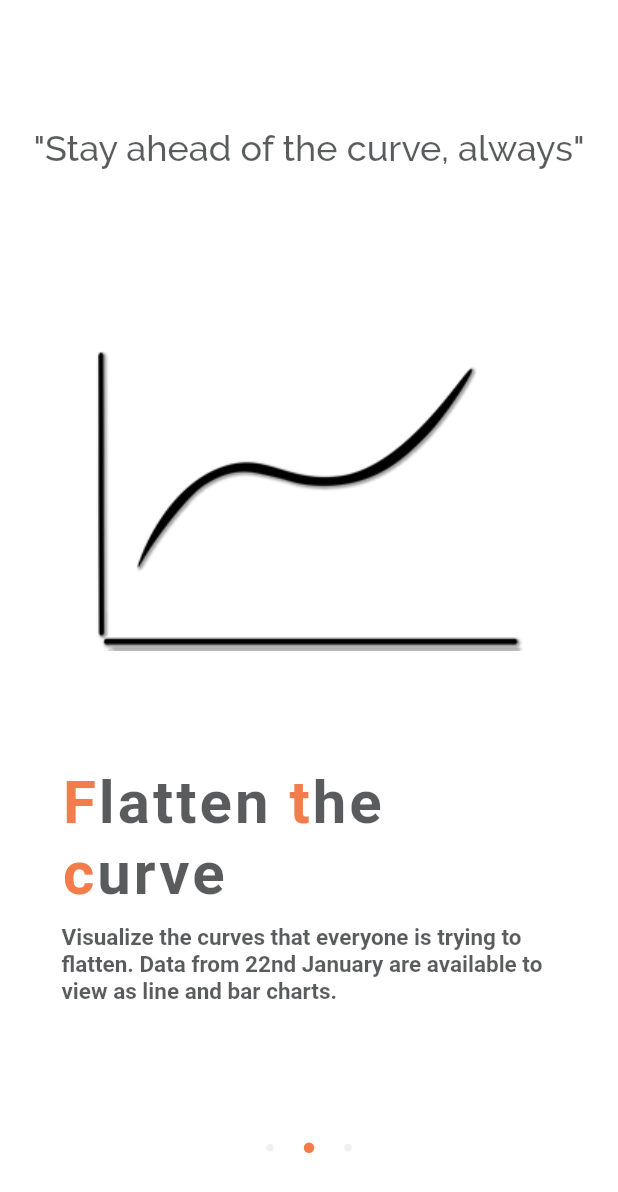
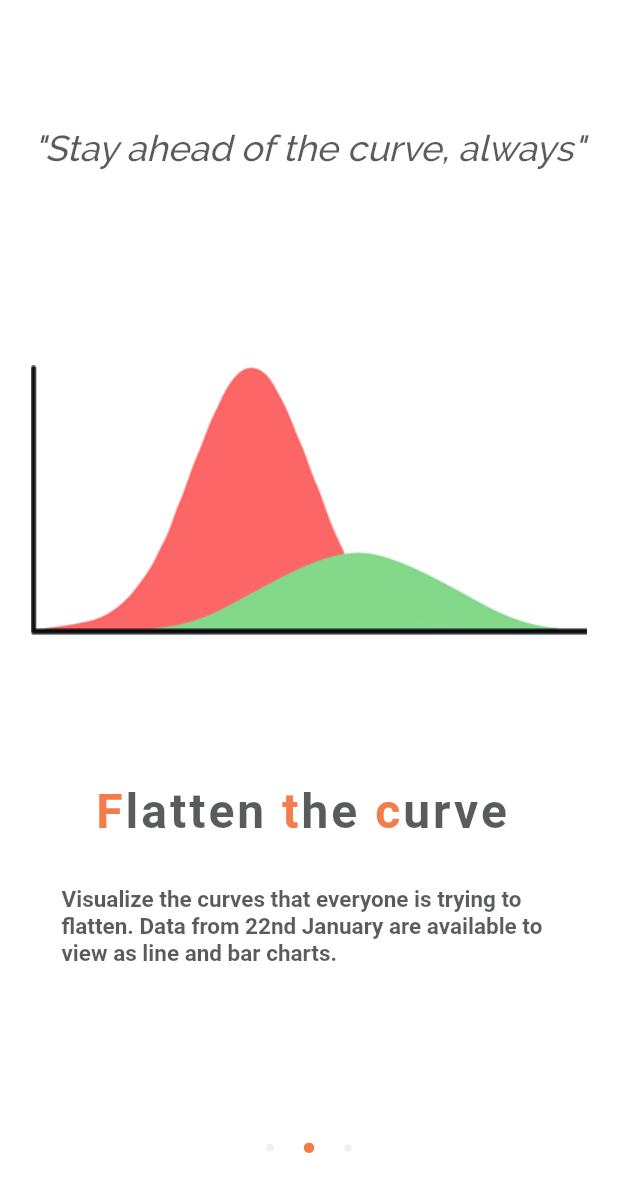
Before and after one commit to arpank10/Covid-19-Flutter, a Flutter app: the screen it shows after launch, swiped to page 2, on a phone screen of 412 x 824 dp. Shown: the top 1192 px of the screen. Run offline on Flutter 3.47's test engine with Material 2 defaults, Android fonts, the light colour scheme and no system bars; drawn by our look-alikes of liquid_swipe; our stand-ins replace fl_chart, flutter_svg, shared_preferences, sqflite; accounts and stored records are empty; network calls fail; Roboto replaces fonts that are missing (Hind); statements that could not run were skipped.

Commit message:
Onboarding screen 2 done

```diff
--- a/lib/Widgets/onboarding.dart
+++ b/lib/Widgets/onboarding.dart
@@ -57,9 +57,9 @@ class _OnboardScreensState extends State<OnboardScreens> {
 
   List<Container> getPages(BuildContext context){
     List<Container> pages = new List();
-    pages.add(getPage(onboardA, 'assets/world-2.png', 0, context));
-    pages.add(getPage(onboardB, 'assets/chart.png', 1, context));
-    pages.add(getPage(onboardC, 'assets/world-1.png', 2, context));
+    pages.add(getPage(onboardA, 'assets/world.png', 0, context));
+    pages.add(getPage(onboardB, 'assets/chart-1.png', 1, context));
+    pages.add(getPage(onboardC, 'assets/world.png', 2, context));
     return pages;
   }
 
@@ -74,10 +74,14 @@ class _OnboardScreensState extends State<OnboardScreens> {
           children: <Widget>[
             Expanded(
               flex: flexTopQuote,
-              child: Center(
-                child: Text(
-                  '"' + onboard_qoutes[index] + '"',
-                  style: TextStyle(fontFamily: 'Raleway', color: textHeadingOtherColor[index], fontSize: 24, fontWeight: FontWeight.w500),
+              child: Padding(
+                padding: EdgeInsets.symmetric(vertical: screenHeight(context, dividedBy: propPaddingLarge)),
+                child: Center(
+                  child: Text(
+                    '"' + onboard_qoutes[index] + '"',
+                    textScaleFactor: 1.0,
+                    style: TextStyle(fontFamily: 'Raleway', fontStyle:FontStyle.italic, color: textHeadingOtherColor[index], fontSize: 24, fontWeight: FontWeight.w500),
+                  ),
                 ),
               ),
             ),
@@ -96,7 +100,7 @@ class _OnboardScreensState extends State<OnboardScreens> {
                 padding: EdgeInsets.all(screenWidth(context, dividedBy: 10.0)),
                 child: Column(
                   mainAxisAlignment: MainAxisAlignment.spaceAround,
-                  crossAxisAlignment: CrossAxisAlignment.start,
+                  crossAxisAlignment: CrossAxisAlignment.center,
                   children: <Widget>[
                     getRichText(onboard_headings[index], index),
                     Padding(
@@ -129,6 +133,7 @@ class _OnboardScreensState extends State<OnboardScreens> {
       return Text(
         onboard_description[index],
         textAlign: TextAlign.start,
+        textScaleFactor: 1.0,
         style: TextStyle(color: textHeadingOtherColor[index], fontSize: 15, fontWeight: FontWeight.bold),
       );
     }
@@ -159,6 +164,9 @@ class _OnboardScreensState extends State<OnboardScreens> {
     List<String> words = quote.split(" ");
     List<TextSpan> spans = new List();
 
+    double fontSize = screenHeight(context, dividedBy: 25.0);
+    if(index==3) fontSize = fontSize/2;
+
     words.forEach((word) {
       String first = word[0];
       String other = word.substring(1) + " ";
@@ -178,9 +186,10 @@ class _OnboardScreensState extends State<OnboardScreens> {
 
     return new RichText(
       text: TextSpan(
-        style: TextStyle(fontFamily: 'Raleway', fontSize: index==3?20:40, letterSpacing: 2, fontWeight: FontWeight.w800),
+        style: TextStyle(fontFamily: 'Raleway', fontSize: fontSize, letterSpacing: 2, fontWeight: FontWeight.w800),
         children: spans
-      )
+      ),
+      textScaleFactor: 1.0,
     );
   }
 
--- a/lib/main.dart
+++ b/lib/main.dart
@@ -1,4 +1,5 @@
 import 'package:covid/Widgets/home.dart';
+import 'package:covid/Widgets/onboarding.dart';
 import 'package:covid/Widgets/splash_screen.dart';
 import 'package:flutter/cupertino.dart';
 import 'package:flutter/material.dart';
@@ -31,7 +32,7 @@ class MyApp extends StatelessWidget {
           bodyText2: TextStyle(fontSize: 14.0, fontFamily: 'Hind'),
         ),
       ),
-      home: Splash(),
+      home: OnboardScreens(),
       routes: {
         '/app': (context) => Home(),
       },
```
Also changed, not shown: assets/chart-1.png (added), assets/chart.png, assets/world-1.png (deleted), assets/world-2.png (deleted), assets/world.png.
